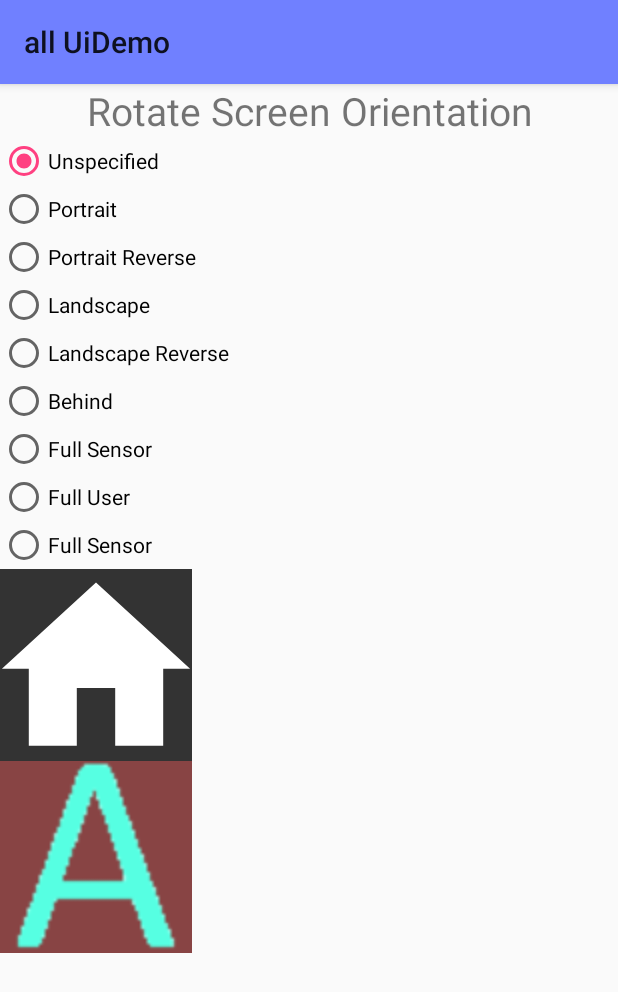
After one commit to landenlabs/all-UiDemo, an Android app: the fragment RotateScreenFrag shown on its own in the app's theme, on a phone screen of 412 x 824 dp. The commit adds this screen. Shown: the top 992 px of the screen. Run offline under Robolectric (Android 15) with nearby library versions, the phone set to English and light mode, and no system bars.

Commit message:
Add Screen Rotation page

```diff
--- a/app/build.gradle
+++ b/app/build.gradle
@@ -15,8 +15,8 @@ android {
         applicationId 'com.landenlabs.all_uidemo'
         minSdkVersion 19
         targetSdkVersion 28
-        versionName '1.11'
-        versionCode 111
+        versionName '1.12'
+        versionCode 112
 
         // renderscriptTargetApi 23
         // renderscriptSupportModeEnabled true
--- a/app/src/main/java/com/landenlabs/all_UiDemo/MainActivity.java
+++ b/app/src/main/java/com/landenlabs/all_UiDemo/MainActivity.java
@@ -260,6 +260,7 @@ public class MainActivity extends AppCompatActivity {
             new PageItem( "Scaled Btn", R.layout.page_scaled_image_btn),
             new PageItem( "Layout Anim",  R.layout.page_layout_anim ),
             new PageItem( "Full Screen",  R.layout.page_fullscreen ),
+            new PageItem( "Rotate Screen", R.layout.page_rotatescreen ),
 
             // API 21
             new PageItem( "ElevShadow (API21)",  R.layout.page_elevation ),
--- /dev/null
+++ b/app/src/main/java/com/landenlabs/all_UiDemo/frag/RotateScreenFrag.java
@@ -0,0 +1,106 @@
+package com.landenlabs.all_UiDemo.frag;
+
+/*
+ * Copyright (c) 2019 Dennis Lang (LanDen Labs) landenlabs@gmail.com
+ *
+ * Permission is hereby granted, free of charge, to any person obtaining a copy of this software and
+ * associated documentation files (the "Software"), to deal in the Software without restriction, including
+ * without limitation the rights to use, copy, modify, merge, publish, distribute, sublicense, and/or sell
+ * copies of the Software, and to permit persons to whom the Software is furnished to do so, subject to the
+ *  following conditions:
+ *
+ *  The above copyright notice and this permission notice shall be included in all copies or substantial
+ *  portions of the Software.
+ *
+ * THE SOFTWARE IS PROVIDED "AS IS", WITHOUT WARRANTY OF ANY KIND, EXPRESS OR IMPLIED, INCLUDING BUT NOT
+ * LIMITED TO THE WARRANTIES OF MERCHANTABILITY, FITNESS FOR A PARTICULAR PURPOSE AND NONINFRINGEMENT. IN
+ * NO EVENT SHALL THE AUTHORS OR COPYRIGHT HOLDERS BE LIABLE FOR ANY CLAIM, DAMAGES OR OTHER LIABILITY,
+ * WHETHER IN AN ACTION OF CONTRACT, TORT OR OTHERWISE, ARISING FROM, OUT OF OR IN CONNECTION WITH THE
+ * SOFTWARE OR THE USE OR OTHER DEALINGS IN THE SOFTWARE.
+ *
+ *  @author Dennis Lang  (3/21/2015)
+ *  @see http://landenlabs.com
+ *
+ */
+
+import android.content.pm.ActivityInfo;
+import android.os.Bundle;
+import android.support.annotation.NonNull;
+import android.view.LayoutInflater;
+import android.view.View;
+import android.view.ViewGroup;
+
+import com.landenlabs.all_UiDemo.R;
+
+/**
+ * Demonstrate forcing screen to rotate
+ *
+ * https://developer.android.com/reference/android/content/pm/ActivityInfo
+ *
+ * @author Dennis Lang (LanDen Labs)
+ * @see <a href="http://landenlabs.com/android"> author's web-site </a>
+ */
+
+public class RotateScreenFrag  extends UiFragment implements View.OnClickListener {
+
+    @SuppressWarnings("FieldCanBeLocal")
+    private View mRootView;
+
+    @Override
+    public View onCreateView(@NonNull LayoutInflater inflater, ViewGroup container, Bundle savedInstanceState) {
+        mRootView = inflater.inflate(R.layout.rotatescreen_frag, container, false);
+
+        setup();
+        return mRootView;
+    }
+
+    @Override
+    public int getFragId() {
+        return R.id.rotate_screen_id;
+    }
+
+    @Override
+    public String getName() {
+        return "Rotate Screen";
+    }
+
+    @Override
+    public String getDescription() {
+        return "??";
+    }
+
+    private void setup() {
+        // https://developer.android.com/reference/android/content/pm/ActivityInfo
+        mRootView.findViewById(R.id.rot_unspecified).setOnClickListener(this);
+        mRootView.findViewById(R.id.rot_portrait).setOnClickListener(this);
+        mRootView.findViewById(R.id.rot_portrait_reverse).setOnClickListener(this);
+        mRootView.findViewById(R.id.rot_landscape).setOnClickListener(this);
+        mRootView.findViewById(R.id.rot_landscape_reverse).setOnClickListener(this);
+    }
+
+    @Override
+    public void onClick(View view) {
+        // https://developer.android.com/reference/android/content/pm/ActivityInfo
+        int id = view.getId();
+        switch (id) {
+            case R.id.rot_unspecified:
+                getActivity().setRequestedOrientation(ActivityInfo.SCREEN_ORIENTATION_UNSPECIFIED);
+                break;
+            case R.id.rot_portrait:
+                getActivity().setRequestedOrientation(ActivityInfo.SCREEN_ORIENTATION_PORTRAIT);
+                break;
+            case R.id.rot_portrait_reverse:
+                getActivity().setRequestedOrientation(ActivityInfo.SCREEN_ORIENTATION_REVERSE_PORTRAIT);
+                break;
+            case R.id.rot_landscape:
+                getActivity().setRequestedOrientation(ActivityInfo.SCREEN_ORIENTATION_LANDSCAPE);
+                break;
+            case R.id.rot_landscape_reverse:
+                getActivity().setRequestedOrientation(ActivityInfo.SCREEN_ORIENTATION_REVERSE_LANDSCAPE);
+                break;
+        }
+
+    }
+
+    //
+}
--- /dev/null
+++ b/app/src/main/res/layout/page_rotatescreen.xml
@@ -0,0 +1,8 @@
+<fragment
+    xmlns:android="http://schemas.android.com/apk/res/android"
+    xmlns:tools="http://schemas.android.com/tools"
+    android:id="@+id/rotate_screen_id"
+    android:name="com.landenlabs.all_UiDemo.frag.RotateScreenFrag"
+    android:layout_width="match_parent"
+    android:layout_height="match_parent"
+    tools:layout="@layout/rotatescreen_frag" />
--- /dev/null
+++ b/app/src/main/res/layout/rotatescreen_frag.xml
@@ -0,0 +1,99 @@
+<?xml version="1.0" encoding="utf-8"?>
+<LinearLayout
+    android:orientation="vertical"
+    xmlns:android="http://schemas.android.com/apk/res/android"
+    android:layout_width="match_parent"
+    android:layout_height="match_parent">
+
+
+    <TextView
+        android:layout_width="match_parent"
+        android:layout_height="wrap_content"
+        android:gravity="center"
+        android:text="Rotate Screen Orientation"
+        android:textSize="26sp" />
+
+    <RadioGroup
+        android:orientation="vertical"
+        android:layout_width="match_parent"
+        android:layout_height="wrap_content">
+
+        <RadioButton
+            android:id="@+id/rot_unspecified"
+            android:text="Unspecified"
+            android:layout_width="match_parent"
+            android:layout_height="wrap_content"
+            android:checked="true"
+            />
+
+        <RadioButton
+            android:id="@+id/rot_portrait"
+            android:text="Portrait"
+            android:layout_width="match_parent"
+            android:layout_height="wrap_content"
+            />
+
+        <RadioButton
+            android:id="@+id/rot_portrait_reverse"
+            android:text="Portrait Reverse"
+            android:layout_width="match_parent"
+            android:layout_height="wrap_content"
+            />
+
+        <RadioButton
+            android:id="@+id/rot_landscape"
+            android:text="Landscape"
+            android:layout_width="match_parent"
+            android:layout_height="wrap_content"
+            />
+
+        <RadioButton
+            android:id="@+id/rot_landscape_reverse"
+            android:text="Landscape Reverse"
+            android:layout_width="match_parent"
+            android:layout_height="wrap_content"
+            />
+
+
+        <RadioButton
+            android:id="@+id/rot_behind"
+            android:text="Behind"
+            android:layout_width="match_parent"
+            android:layout_height="wrap_content"
+            />
+
+        <RadioButton
+            android:id="@+id/rot_full_sensor"
+            android:text="Full Sensor"
+            android:layout_width="match_parent"
+            android:layout_height="wrap_content"
+            />
+
+        <RadioButton
+            android:id="@+id/rot_full_user"
+            android:text="Full User"
+            android:layout_width="match_parent"
+            android:layout_height="wrap_content"
+            />
+
+        <RadioButton
+            android:id="@+id/rot_sensor"
+            android:text="Full Sensor"
+            android:layout_width="match_parent"
+            android:layout_height="wrap_content"
+            />
+    </RadioGroup>
+
+    <ImageView
+        android:background="#333"
+        android:src="@drawable/scr_home"
+        android:layout_width="128dp"
+        android:layout_height="128dp" />
+
+    <ImageView
+        android:background="#844"
+        android:src="@drawable/image_a"
+        android:layout_width="128dp"
+        android:layout_height="128dp" />
+
+</LinearLayout>
```
